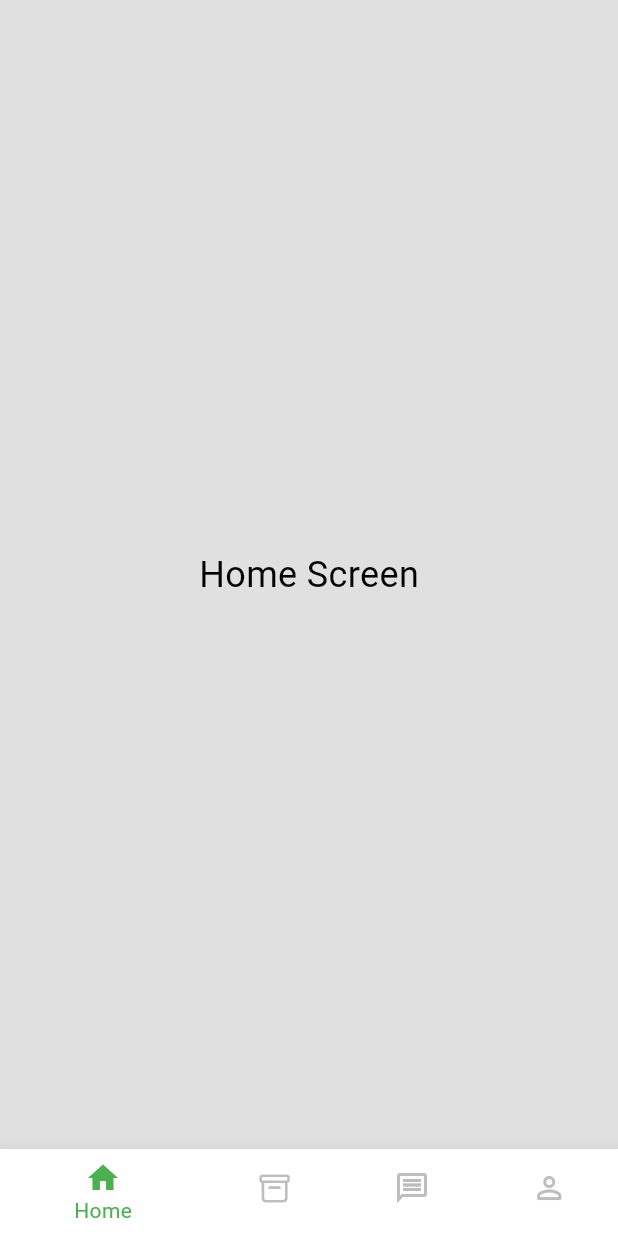
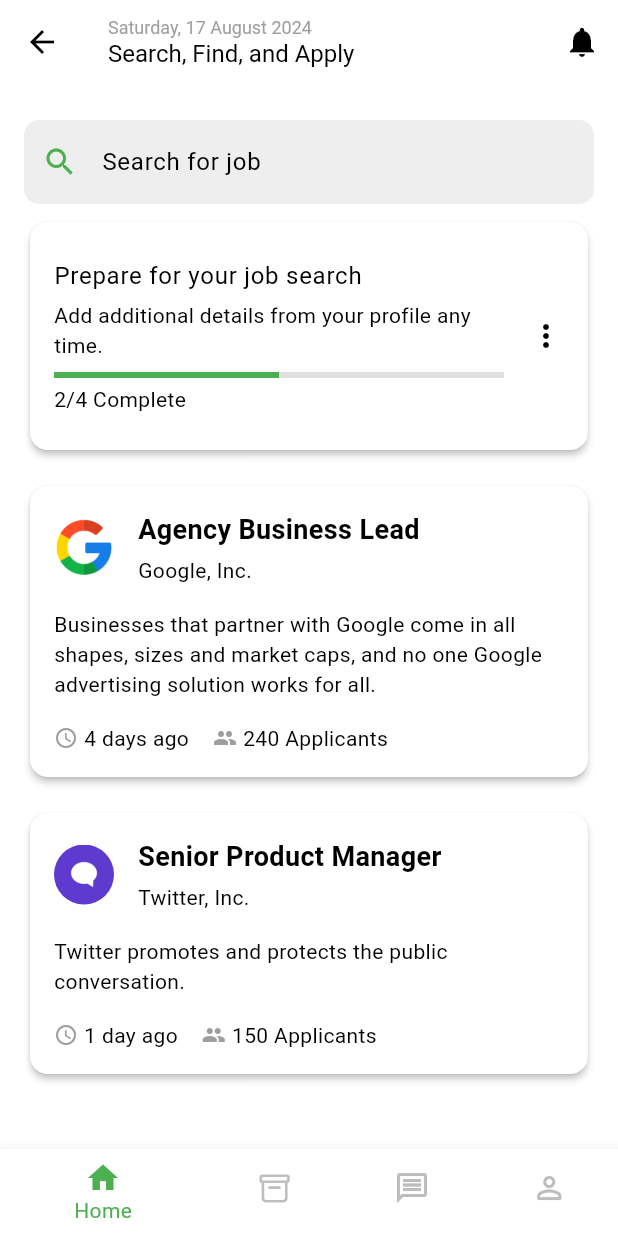
Before and after one commit to Yogendra-Nimje/Minor-Project, a Flutter app: the HomePage screen opened by its route, on a phone screen of 412 x 824 dp. Run offline on Flutter 3.47's test engine with Material 3 defaults, Android fonts, the phone set to English and light mode, and no system bars; our stand-ins replace animated_background, google_fonts; missing offline and left inert: dart:js, image_input.

Commit message:
home screen

```diff
--- /dev/null
+++ b/lib/componants/job_card.dart
@@ -0,0 +1,76 @@
+import 'package:flutter/material.dart';
+
+class JobCard extends StatelessWidget {
+  final String company;
+  final String jobTitle;
+  final String description;
+  final String daysAgo;
+  final String applicants;
+  final String logoAsset; // image path
+
+  const JobCard({super.key,
+    required this.company,
+    required this.jobTitle,
+    required this.description,
+    required this.daysAgo,
+    required this.applicants,
+    required this.logoAsset,
+  });
+
+  @override
+  Widget build(BuildContext context) {
+    return Card(
+      elevation: 2,
+      shape: RoundedRectangleBorder(
+        borderRadius: BorderRadius.circular(12),
+      ),
+      child: Padding(
+        padding: const EdgeInsets.all(16.0),
+        child: Column(
+          crossAxisAlignment: CrossAxisAlignment.start,
+          children: [
+            Row(
+              children: [
+                CircleAvatar(
+                  radius: 20,
+                  backgroundImage: AssetImage(logoAsset), // Circular image
+                  backgroundColor: Colors.transparent,
+                ),
+                const SizedBox(width: 16.0),
+                Expanded(
+                  child: Column(
+                    crossAxisAlignment: CrossAxisAlignment.start,
+                    children: [
+                      Text(
+                        jobTitle,
+                        style: const TextStyle(
+                            fontSize: 18, fontWeight: FontWeight.bold
+                        ),
+                      ),
+                      const SizedBox(height: 4.0),
+                      Text(company),
+                    ],
+                  ),
+                ),
+              ],
+            ),
+            const SizedBox(height: 16.0),
+            Text(description),
+            const SizedBox(height: 16.0),
+            Row(
+              children: [
+                const Icon(Icons.access_time, size: 16, color: Colors.grey),
+                const SizedBox(width: 4.0),
+                Text(daysAgo),
+                const SizedBox(width: 16.0),
+                const Icon(Icons.group, size: 16, color: Colors.grey),
+                const SizedBox(width: 4.0),
+                Text(applicants),
+              ],
+            ),
+          ],
+        ),
+      ),
+    );
+  }
+}
--- a/lib/pages/home_pages/home_page.dart
+++ b/lib/pages/home_pages/home_page.dart
@@ -2,9 +2,13 @@
 import 'package:flutter/cupertino.dart';
 import 'package:flutter/material.dart';
 
+import 'home_screen.dart';
+
 class HomePage extends StatefulWidget {
+  const HomePage({super.key});
+
   @override
-  _HomePageState createState() => _HomePageState();
+  State<HomePage> createState() => _HomePageState();
 }
 
 class _HomePageState extends State<HomePage> {
@@ -60,16 +64,6 @@
   }
 }
 
-class HomeScreen extends StatelessWidget {
-  const HomeScreen({super.key});
-
-  @override
-  Widget build(BuildContext context) {
-    return const Center(
-      child: Text('Home Screen', style: TextStyle(fontSize: 24)),
-    );
-  }
-}
 
 class AppliedScreen extends StatelessWidget {
   @override
--- /dev/null
+++ b/lib/pages/home_pages/home_screen.dart
@@ -0,0 +1,117 @@
+import 'package:flutter/material.dart';
+
+import '../../componants/job_card.dart';
+import "package:intl/intl.dart";
+
+class HomeScreen extends StatelessWidget {
+  const HomeScreen({super.key});
+
+  // Method to get the current date formatted
+  String getCurrentDate() {
+    DateTime now = DateTime.now();
+    return DateFormat('EEEE, dd MMMM yyyy').format(now);
+  }
+
+  @override
+  Widget build(BuildContext context) {
+    return Scaffold(
+      appBar: AppBar(
+        title: Column(
+          crossAxisAlignment: CrossAxisAlignment.start,
+          children: [
+            Text(
+              getCurrentDate(), // Display today's date
+              style: const TextStyle(fontSize: 12, color: Colors.grey),
+            ),
+            const Text(
+              "Search, Find, and Apply",
+              style: TextStyle(fontSize: 16, color: Colors.black),
+            ),
+          ],
+        ),
+        actions: [
+          IconButton(
+            icon: const Icon(Icons.notifications),
+            onPressed: () {},
+          ),
+        ],
+        backgroundColor: Colors.white,
+        elevation: 0,
+      ),
+      body: ListView(
+        padding: const EdgeInsets.all(16.0),
+        children: [
+          // Search Bar
+          Padding(
+            padding: const EdgeInsets.symmetric(vertical: 8.0),
+            child: TextField(
+              decoration: InputDecoration(
+                hintText: 'Search for job',
+                prefixIcon: const Icon(Icons.search, color: Colors.green),
+                border: OutlineInputBorder(
+                  borderRadius: BorderRadius.circular(10),
+                  borderSide: BorderSide.none,
+                ),
+                filled: true,
+                fillColor: Colors.grey[200],
+              ),
+            ),
+          ),
+
+          // Prepare for your job search
+          Card(
+            elevation: 2,
+            shape: RoundedRectangleBorder(
+              borderRadius: BorderRadius.circular(12),
+            ),
+            child: ListTile(
+              contentPadding: const EdgeInsets.all(16.0),
+              title: const Text('Prepare for your job search'),
+              subtitle: Column(
+                crossAxisAlignment: CrossAxisAlignment.start,
+                children: [
+                  const SizedBox(height: 4.0),
+                  const Text('Add additional details from your profile any time.'),
+                  const SizedBox(height: 8.0),
+                  LinearProgressIndicator(
+                    value: 0.5,
+                    backgroundColor: Colors.grey[300],
+                    color: Colors.green,
+                  ),
+                  const SizedBox(height: 4.0),
+                  const Text('2/4 Complete'),
+                ],
+              ),
+              trailing: const Icon(Icons.more_vert),
+            ),
+          ),
+
+          const SizedBox(height: 16.0),
+
+          // Job Listings
+          const JobCard(
+            company: "Google, Inc.",
+            jobTitle: "Agency Business Lead",
+            description:
+            "Businesses that partner with Google come in all shapes, sizes and market caps, and no one Google advertising solution works for all.",
+            daysAgo: "4 days ago",
+            applicants: "240 Applicants",
+            logoAsset: 'lib/assets/google.png', // Path to the Google logo asset
+          ),
+
+          const SizedBox(height: 16.0),
+
+          const JobCard(
+            company: "Twitter, Inc.",
+            jobTitle: "Senior Product Manager",
+            description:
+            "Twitter promotes and protects the public conversation.",
+            daysAgo: "1 day ago",
+            applicants: "150 Applicants",
+            logoAsset: 'lib/assets/icon_chat.png', // path of image path
+          ),
+        ],
+      ),
+    );
+  }
+}
--- a/lib/pages/home_pages/profile_page.dart
+++ b/lib/pages/home_pages/profile_page.dart
@@ -11,6 +11,8 @@
 }
 
 class _ProfilePageState extends State<ProfilePage> {
+
+  //userprofile image
   XFile? profileimage;
   bool allowEdit=false;
 
@@ -29,7 +31,7 @@
             onSelected: (String result) {
               switch (result) {
                 case 'Edit Profile':
-                  Navigator.push(context, MaterialPageRoute(builder: (context)=>EditProfilePage()));
+                  Navigator.push(context, MaterialPageRoute(builder: (context)=>const EditProfilePage()));
                   break;
                 case 'Setting':
                 Navigator.push(context, MaterialPageRoute(builder: (context)=>const SettingsPage()));
--- a/pubspec.yaml
+++ b/pubspec.yaml
@@ -30,6 +30,7 @@
 dependencies:
   flutter:
     sdk: flutter
+  intl: ^0.17.0
   image_input: ^0.0.5
   animated_background: ^2.0.0
   flutter_spinkit: ^5.1.0
```
Also changed, not shown: lib/assets/google.png (added), lib/assets/icon_chat.png (added), pubspec.lock, 1 other file.
